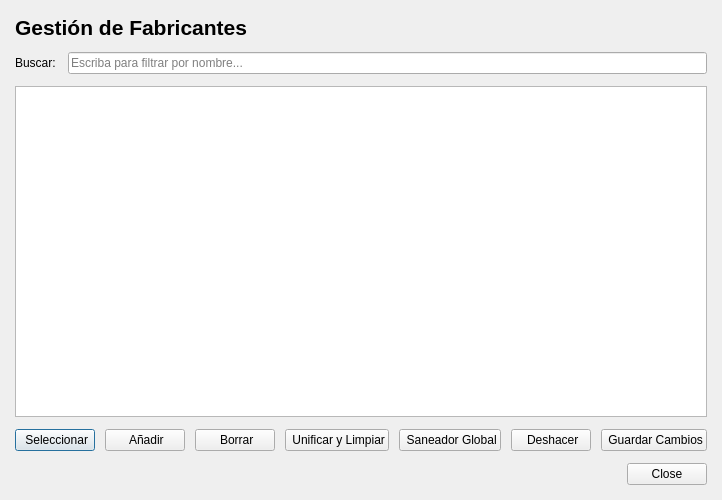
Ladis72/tienda, file fabricantes.ui: the form before one commit.
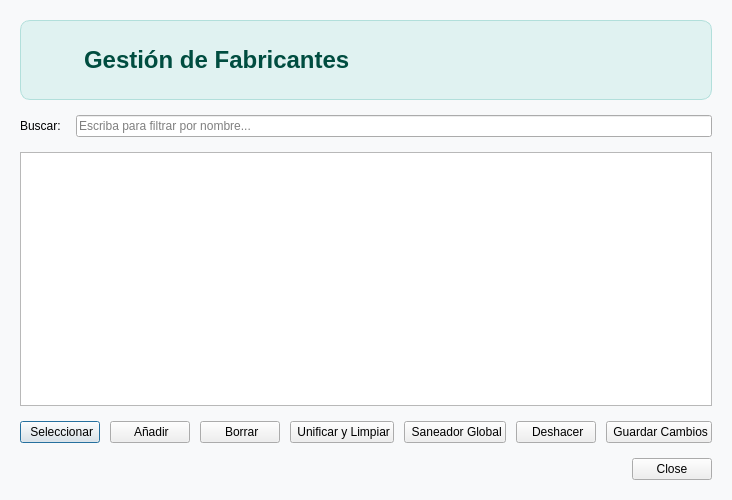
The form after the commit. Icons and pictures are not drawn.

```diff
--- a/fabricantes.ui
+++ b/fabricantes.ui
@@ -13,52 +13,82 @@
   <property name="windowTitle">
    <string>Gestión de Fabricantes</string>
   </property>
+  <property name="styleSheet">
+   <string notr="true">QDialog { background-color: #f8f9fa; }</string>
+  </property>
   <layout class="QVBoxLayout" name="verticalLayout">
    <property name="spacing">
-    <number>12</number>
+    <number>15</number>
    </property>
    <property name="leftMargin">
-    <number>15</number>
+    <number>20</number>
    </property>
    <property name="topMargin">
-    <number>15</number>
+    <number>20</number>
    </property>
    <property name="rightMargin">
-    <number>15</number>
+    <number>20</number>
    </property>
    <property name="bottomMargin">
-    <number>15</number>
+    <number>20</number>
    </property>
    <item>
-    <layout class="QHBoxLayout" name="headerLayout">
+    <widget class="QFrame" name="headerFrame">
+     <property name="minimumSize">
+      <size>
+       <width>0</width>
+       <height>80</height>
+      </size>
+     </property>
+     <property name="styleSheet">
+      <string notr="true">QFrame#headerFrame {
+    background-color: #e0f2f1;
+    border-radius: 10px;
+    border: 1px solid #b2dfdb;
+}</string>
+     </property>
+     <layout class="QHBoxLayout" name="horizontalLayoutHeader">
      <item>
-      <widget class="QLabel" name="labelTitle">
+       <widget class="QLabel" name="labelIcono">
+        <property name="maximumSize">
+         <size>
+          <width>48</width>
+          <height>48</height>
+         </size>
+        </property>
+        <property name="pixmap">
+         <pixmap>../iconos/fabricantes.png</pixmap>
+        </property>
+        <property name="scaledContents">
+         <bool>true</bool>
+        </property>
+       </widget>
+      </item>
+      <item>
+       <widget class="QLabel" name="labelNombreFabricantesHeader">
        <property name="font">
         <font>
-         <pointsize>16</pointsize>
-         <weight>75</weight>
+          <pointsize>18</pointsize>
          <bold>true</bold>
         </font>
        </property>
+        <property name="styleSheet">
+         <string notr="true">color: #004d40;</string>
+        </property>
        <property name="text">
         <string>Gestión de Fabricantes</string>
        </property>
       </widget>
      </item>
      <item>
-      <spacer name="horizontalSpacer">
+       <spacer name="horizontalSpacerHeader">
        <property name="orientation">
-        <enum>Qt::Horizontal</enum>
-       </property>
-       <property name="sizeHint" stdset="0">
-        <size>
-         <width>40</width>
-         <height>20</height>
-        </size>
+         <enum>Qt::Orientation::Horizontal</enum>
        </property>
       </spacer>
      </item>
     </layout>
+    </widget>
    </item>
    <item>
     <layout class="QHBoxLayout" name="searchLayout">
```
Left out of the diff: 10 changed lines with no effect on the pictures. Lines whose indentation alone changed are shown as unchanged.
